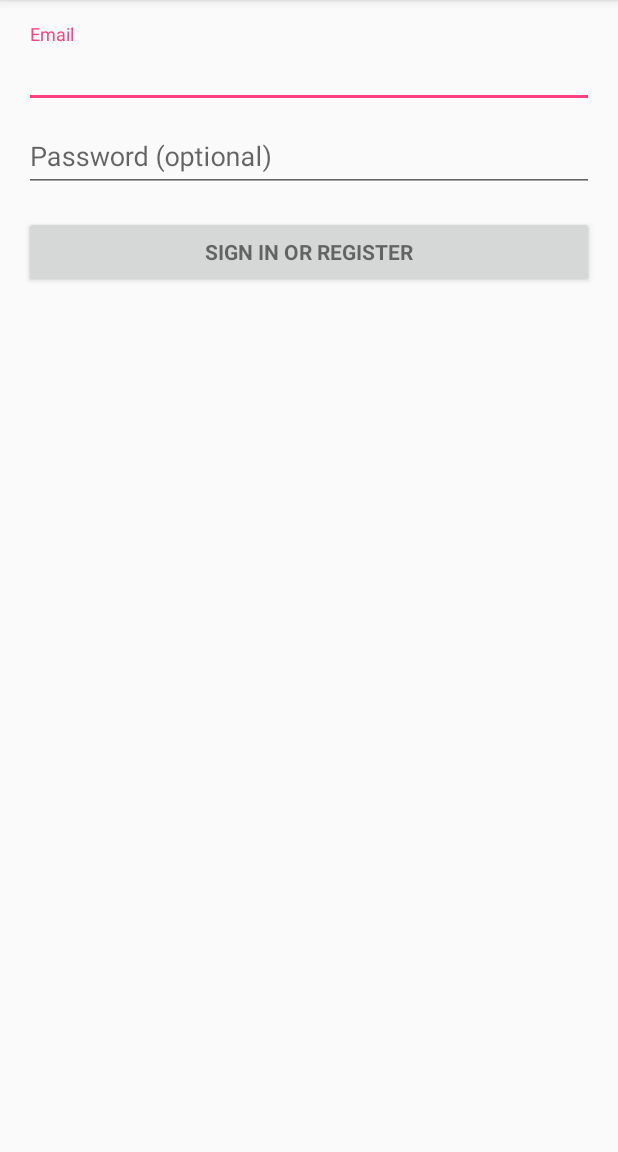
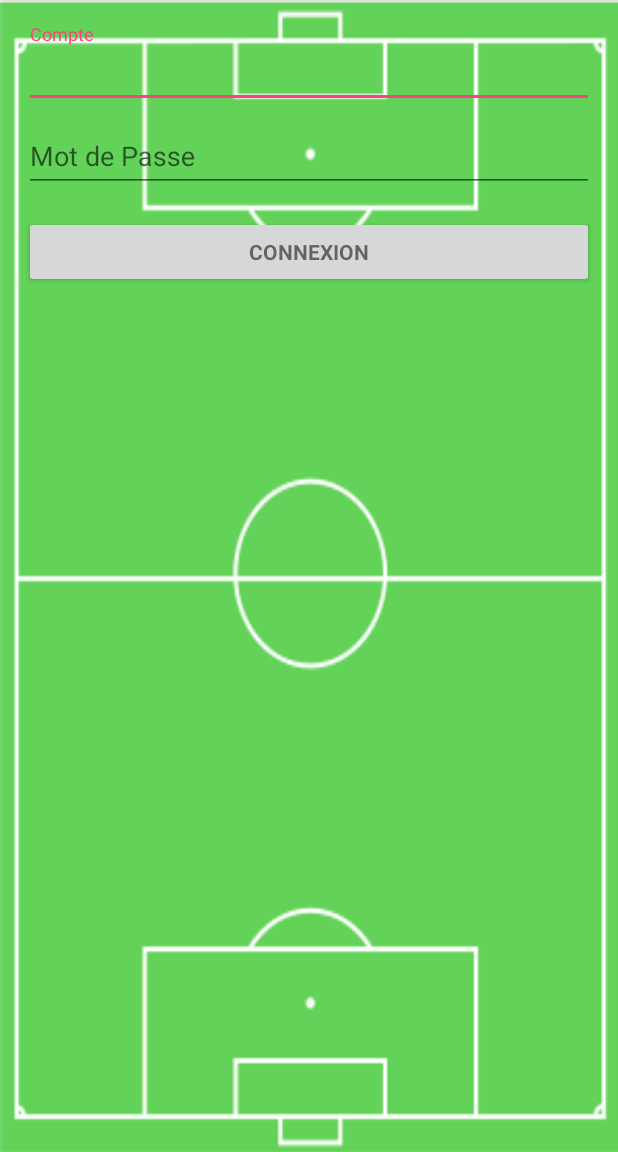
Before and after one commit to MarcMenard/GestionDeTournoi, an Android app: the screen it shows after launch (LoginActivity), on a phone screen of 412 x 824 dp, the part 84-1236 px from its top. Run offline under Robolectric (Android 15) with nearby library versions, the light colour scheme and no system bars; 2 statements that could not run were skipped.

```diff
--- a/application_arbitre/app_arbitre/app/src/main/res/layout/activity_login.xml
+++ b/application_arbitre/app_arbitre/app/src/main/res/layout/activity_login.xml
@@ -1,4 +1,5 @@
 <LinearLayout xmlns:android="http://schemas.android.com/apk/res/android"
+    xmlns:app="http://schemas.android.com/apk/res-auto"
     xmlns:tools="http://schemas.android.com/tools"
     android:layout_width="match_parent"
     android:layout_height="match_parent"
@@ -8,7 +9,9 @@
     android:paddingLeft="@dimen/activity_horizontal_margin"
     android:paddingRight="@dimen/activity_horizontal_margin"
     android:paddingTop="@dimen/activity_vertical_margin"
+    android:background="@drawable/terrain_de_foot"
     tools:context="com.example.hubert.app_arbitre.LoginActivity">
+
 
     <!-- Login progress -->
     <ProgressBar
@@ -38,7 +41,7 @@
                     android:id="@+id/email"
                     android:layout_width="match_parent"
                     android:layout_height="wrap_content"
-                    android:hint="@string/prompt_email"
+                    android:hint="Compte"
                     android:inputType="textEmailAddress"
                     android:maxLines="1"
                     android:singleLine="true" />
@@ -53,7 +56,7 @@
                     android:id="@+id/password"
                     android:layout_width="match_parent"
                     android:layout_height="wrap_content"
-                    android:hint="@string/prompt_password"
+                    android:hint="Mot de Passe"
                     android:imeActionId="@+id/login"
                     android:imeActionLabel="@string/action_sign_in_short"
                     android:imeOptions="actionUnspecified"
@@ -69,9 +72,11 @@
                 android:layout_width="match_parent"
                 android:layout_height="wrap_content"
                 android:layout_marginTop="16dp"
-                android:text="@string/action_sign_in"
+                android:text="Connexion"
                 android:textStyle="bold" />
 
         </LinearLayout>
     </ScrollView>
+
+
 </LinearLayout>
```
Also changed, not shown: application_arbitre/app_arbitre/app/src/main/res/drawable/terrain_de_foot.jpg (added), 3 other files.
